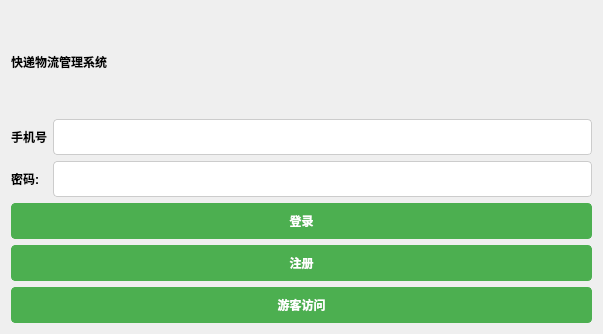
Qt form modules/register/register.ui (gfzyl/Parcel-System) before a commit.
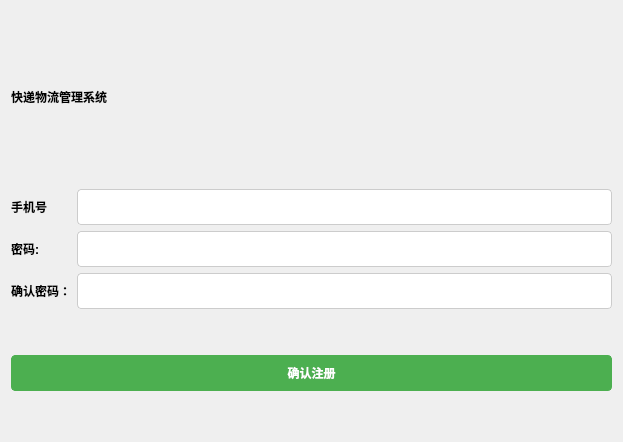
The same form after that commit.

Commit message: 注册功能已经实现

Diff of the .ui file:
```diff
--- a/modules/register/register.ui
+++ b/modules/register/register.ui
@@ -6,8 +6,8 @@
    <rect>
     <x>0</x>
     <y>0</y>
-    <width>603</width>
-    <height>334</height>
+    <width>623</width>
+    <height>442</height>
    </rect>
   </property>
   <property name="windowTitle">
@@ -16,19 +16,6 @@
   <layout class="QVBoxLayout" name="verticalLayout">
    <item>
     <layout class="QGridLayout" name="gridLayout">
-     <item row="1" column="0">
-      <widget class="QLabel" name="label_2">
-       <property name="styleSheet">
-        <string notr="true">QLabel {
-	font: 12pt &quot;幼圆&quot;;
-    font-weight: bold;
-}</string>
-       </property>
-       <property name="text">
-        <string>手机号</string>
-       </property>
-      </widget>
-     </item>
      <item row="0" column="0" colspan="2">
       <widget class="QLabel" name="label">
        <property name="styleSheet">
@@ -47,12 +34,46 @@
      <item row="1" column="1">
       <widget class="QLineEdit" name="lineEdit_account">
        <property name="styleSheet">
-        <string notr="true">QLineEdit {
-    padding: 8px;
-    font-size: 14px;
-    border: 1px solid #ccc;
-    border-radius: 4px;
-}</string>
+        <string notr="true">
+            QLineEdit {
+                padding: 8px;
+                font-size: 14px;
+                border: 1px solid #ccc;
+                border-radius: 4px;
+            }
+    </string>
+       </property>
+      </widget>
+     </item>
+     <item row="1" column="0">
+      <widget class="QLabel" name="phtonLabel">
+       <property name="styleSheet">
+        <string notr="true">
+            QLabel {
+                font: 12pt &quot;幼圆&quot;;
+                font-weight: bold;
+            }
+        </string>
+       </property>
+       <property name="text">
+        <string>手机号</string>
+       </property>
+      </widget>
+     </item>
+     <item row="2" column="1">
+      <widget class="QLineEdit" name="pwdInput">
+       <property name="styleSheet">
+        <string notr="true">
+            QLineEdit {
+                padding: 8px;
+                font-size: 14px;
+                border: 1px solid #ccc;
+                border-radius: 4px;
+            }
+        </string>
+       </property>
+       <property name="echoMode">
+        <enum>QLineEdit::PasswordEchoOnEdit</enum>
        </property>
       </widget>
      </item>
@@ -69,46 +90,55 @@
        </property>
       </widget>
      </item>
-     <item row="2" column="1">
-      <widget class="QLineEdit" name="lineEdit_password">
+     <item row="3" column="0">
+      <widget class="QLabel" name="confirmPwdLabel">
        <property name="styleSheet">
-        <string notr="true">QLineEdit {
-    padding: 8px;
-    font-size: 14px;
-    border: 1px solid #ccc;
-    border-radius: 4px;
-}</string>
+        <string notr="true">
+            QLabel {
+                font: 12pt &quot;幼圆&quot;;
+                font-weight: bold;
+            }
+        </string>
+       </property>
+       <property name="text">
+        <string>确认密码：</string>
+       </property>
+      </widget>
+     </item>
+     <item row="3" column="1">
+      <widget class="QLineEdit" name="confirmPwdInput">
+       <property name="styleSheet">
+        <string notr="true">
+            QLineEdit {
+                padding: 8px;
+                font-size: 14px;
+                border: 1px solid #ccc;
+                border-radius: 4px;
+            }
+    </string>
        </property>
        <property name="echoMode">
-        <enum>QLineEdit::Password</enum>
+        <enum>QLineEdit::PasswordEchoOnEdit</enum>
        </property>
       </widget>
      </item>
     </layout>
    </item>
    <item>
-    <widget class="QPushButton" name="pushButton_login">
-     <property name="styleSheet">
-      <string notr="true">QPushButton {
-    padding: 8px 16px;
-	font: 15px &quot;幼圆&quot;;
-    font-weight: bold;
-    border: 1px solid #4CAF50;
-    border-radius: 4px;
-    color: #fff;
-    background-color: #4CAF50;
-}
-
-/* 鼠标悬停时按钮样式 */
-QPushButton:hover {
-    background-color: #45a049;
-    border: 1px solid #45a049;
-}</string>
+    <spacer name="verticalSpacer">
+     <property name="orientation">
+      <enum>Qt::Vertical</enum>
      </property>
-     <property name="text">
-      <string>登录</string>
+     <property name="sizeType">
+      <enum>QSizePolicy::Minimum</enum>
      </property>
-    </widget>
+     <property name="sizeHint" stdset="0">
+      <size>
+       <width>20</width>
+       <height>40</height>
+      </size>
+     </property>
+    </spacer>
    </item>
    <item>
     <widget class="QPushButton" name="pushButton_register">
@@ -123,54 +153,33 @@
     background-color: #4CAF50;
 }
 
-/* 鼠标悬停时按钮样式 */
-QPushButton:hover {
-    background-color: #45a049;
-    border: 1px solid #45a049;
-}</string>
+        /* 鼠标悬停时按钮样式 */
+        QPushButton:hover {
+            background-color: #45a049;
+            border: 1px solid #45a049;
+        }
+        </string>
      </property>
      <property name="text">
-      <string>注册</string>
+      <string>确认注册</string>
      </property>
     </widget>
    </item>
    <item>
-    <widget class="QPushButton" name="pushButton">
-     <property name="styleSheet">
-      <string notr="true">/* 设置按钮样式 */
-QPushButton {
-    padding: 8px 16px;
-	font: 15px &quot;幼圆&quot;;
-    font-weight: bold;
-    border: 1px solid #4CAF50;
-    border-radius: 4px;
-    color: #fff;
-    background-color: #4CAF50;
-}
-
-/* 鼠标悬停时按钮样式 */
-QPushButton:hover {
-    background-color: #45a049;
-    border: 1px solid #45a049;
-}
-
-/* 游客访问按钮样式 */
-QPushButton#pushButton_visitor {
-    color: #333;
-    background-color: #ddd;
-    border: 1px solid #ddd;
-}
-
-/* 鼠标悬停时游客访问按钮样式 */
-QPushButton#pushButton_visitor:hover {
-    background-color: #bbb;
-    border: 1px solid #bbb;
-}</string>
+    <spacer name="verticalSpacer_2">
+     <property name="orientation">
+      <enum>Qt::Vertical</enum>
      </property>
-     <property name="text">
-      <string>游客访问</string>
+     <property name="sizeType">
+      <enum>QSizePolicy::Minimum</enum>
      </property>
-    </widget>
+     <property name="sizeHint" stdset="0">
+      <size>
+       <width>20</width>
+       <height>40</height>
+      </size>
+     </property>
+    </spacer>
    </item>
   </layout>
  </widget>
```
Left out of the diff: 52 changed lines with no effect on the pictures. The commit also changes 3 other files.
